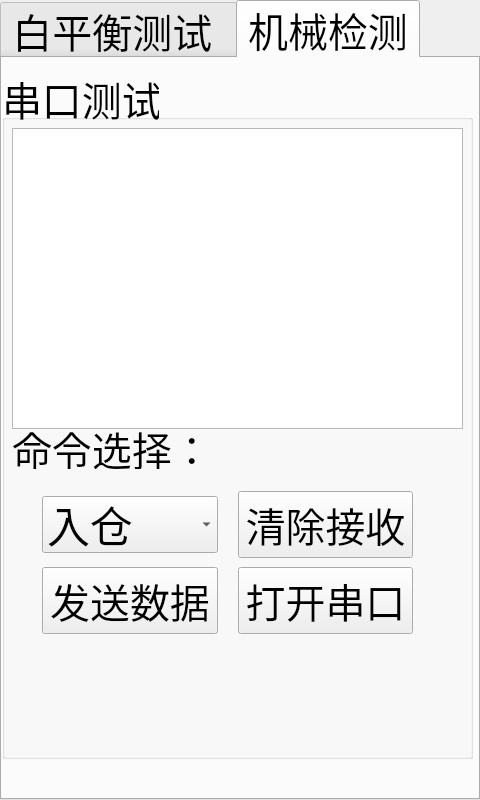
Above: maintancance.ui from jack-love/wc100-English before the change. Below: the same form after it.
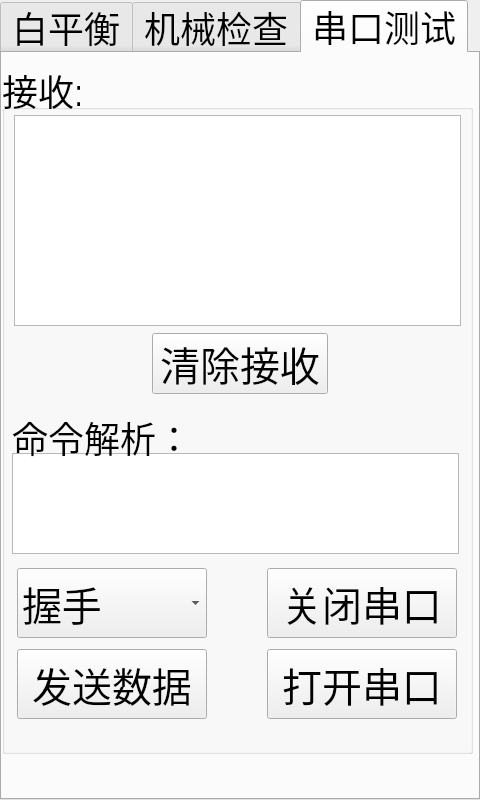
That is the form after the change. Icons and pictures are not drawn.

```diff
--- a/maintancance.ui
+++ b/maintancance.ui
@@ -42,7 +42,7 @@
   </property>
   <property name="font">
    <font>
-    <pointsize>30</pointsize>
+    <pointsize>27</pointsize>
     <weight>50</weight>
     <italic>false</italic>
     <bold>false</bold>
@@ -134,7 +134,7 @@
     <set>Qt::ImhNone</set>
    </property>
    <attribute name="title">
-    <string notr="true">白平衡测试 </string>
+    <string notr="true">白平衡</string>
    </attribute>
    <widget class="QWidget" name="layoutWidget">
     <property name="geometry">
@@ -339,9 +339,70 @@
     </layout>
    </widget>
   </widget>
+  <widget class="QWidget" name="tab">
+   <attribute name="title">
+    <string>机械检查</string>
+   </attribute>
+   <widget class="QLineEdit" name="lineEdit_2">
+    <property name="geometry">
+     <rect>
+      <x>30</x>
+      <y>90</y>
+      <width>411</width>
+      <height>91</height>
+     </rect>
+    </property>
+   </widget>
+   <widget class="QLabel" name="lableCmd_3">
+    <property name="geometry">
+     <rect>
+      <x>30</x>
+      <y>40</y>
+      <width>101</width>
+      <height>48</height>
+     </rect>
+    </property>
+    <property name="text">
+     <string>状态：</string>
+    </property>
+   </widget>
+   <widget class="QWidget" name="">
+    <property name="geometry">
+     <rect>
+      <x>60</x>
+      <y>220</y>
+      <width>331</width>
+      <height>321</height>
+     </rect>
+    </property>
+    <layout class="QVBoxLayout" name="verticalLayout_2">
+     <item>
+      <widget class="QPushButton" name="pushButton">
+       <property name="text">
+        <string>出仓</string>
+       </property>
+      </widget>
+     </item>
+     <item>
+      <widget class="QPushButton" name="pushButton_2">
+       <property name="text">
+        <string>入仓</string>
+       </property>
+      </widget>
+     </item>
+     <item>
+      <widget class="QPushButton" name="pushButton_3">
+       <property name="text">
+        <string>复位</string>
+       </property>
+      </widget>
+     </item>
+    </layout>
+   </widget>
+  </widget>
   <widget class="QWidget" name="mechanicalTesting">
    <attribute name="title">
-    <string>机械检测</string>
+    <string>串口测试</string>
    </attribute>
    <widget class="QGroupBox" name="groupBox">
     <property name="geometry">
@@ -353,59 +414,103 @@
      </rect>
     </property>
     <property name="title">
-     <string>串口测试</string>
+     <string>接收:</string>
     </property>
-    <widget class="QLabel" name="lableCmd">
-     <property name="geometry">
-      <rect>
-       <x>10</x>
-       <y>360</y>
-       <width>191</width>
-       <height>41</height>
-      </rect>
-     </property>
-     <property name="text">
-      <string>命令选择：</string>
-     </property>
-    </widget>
     <widget class="QTextEdit" name="dataShow">
      <property name="geometry">
       <rect>
+       <x>12</x>
+       <y>52</y>
+       <width>447</width>
+       <height>211</height>
+      </rect>
+     </property>
+    </widget>
+    <widget class="QTextEdit" name="dataShow_2">
+     <property name="geometry">
+      <rect>
        <x>10</x>
-       <y>60</y>
+       <y>390</y>
+       <width>447</width>
+       <height>101</height>
+      </rect>
+     </property>
+    </widget>
+    <widget class="QLabel" name="lableCmd_2">
+     <property name="geometry">
+      <rect>
+       <x>10</x>
+       <y>350</y>
+       <width>180</width>
+       <height>48</height>
+      </rect>
+     </property>
+     <property name="text">
+      <string>命令解析：</string>
+     </property>
+    </widget>
+    <widget class="QPushButton" name="clearReceive">
+     <property name="geometry">
+      <rect>
+       <x>150</x>
+       <y>270</y>
+       <width>176</width>
+       <height>61</height>
+      </rect>
+     </property>
+     <property name="maximumSize">
+      <size>
+       <width>190</width>
+       <height>70</height>
+      </size>
+     </property>
+     <property name="font">
+      <font>
+       <pointsize>30</pointsize>
+      </font>
+     </property>
+     <property name="text">
+      <string>清除接收</string>
+     </property>
+    </widget>
+    <widget class="QWidget" name="">
+     <property name="geometry">
+      <rect>
+       <x>10</x>
+       <y>500</y>
        <width>451</width>
-       <height>301</height>
+       <height>161</height>
       </rect>
      </property>
-    </widget>
-    <widget class="QWidget" name="layoutWidget">
-     <property name="geometry">
-      <rect>
-       <x>20</x>
-       <y>420</y>
-       <width>411</width>
-       <height>151</height>
-      </rect>
-     </property>
-     <layout class="QVBoxLayout" name="verticalLayout_2">
-      <item>
+     <layout class="QGridLayout" name="gridLayout">
+      <item row="0" column="0">
        <layout class="QHBoxLayout" name="horizontalLayout_5">
         <property name="spacing">
-         <number>20</number>
-        </property>
-        <property name="leftMargin">
-         <number>20</number>
-        </property>
-        <property name="rightMargin">
-         <number>20</number>
+         <number>60</number>
         </property>
         <item>
          <widget class="QComboBox" name="functionSelection">
+          <property name="maximumSize">
+           <size>
+            <width>190</width>
+            <height>70</height>
+           </size>
+          </property>
           <property name="font">
            <font>
-            <pointsize>32</pointsize>
+            <pointsize>30</pointsize>
            </font>
           </property>
+          <item>
+           <property name="text">
+            <string>握手</string>
+           </property>
+          </item>
+          <item>
+           <property name="text">
+            <string>自检</string>
+           </property>
+          </item>
           <item>
            <property name="text">
             <string>入仓</string>
@@ -424,32 +529,38 @@
          </widget>
         </item>
         <item>
-         <widget class="QPushButton" name="clearReceive">
+         <widget class="QPushButton" name="closeTtty">
+          <property name="maximumSize">
+           <size>
+            <width>190</width>
+            <height>70</height>
+           </size>
+          </property>
           <property name="font">
            <font>
             <pointsize>30</pointsize>
            </font>
           </property>
           <property name="text">
-           <string>清除接收</string>
+           <string>关闭串口</string>
           </property>
          </widget>
         </item>
        </layout>
       </item>
-      <item>
+      <item row="1" column="0">
        <layout class="QHBoxLayout" name="horizontalLayout_6">
         <property name="spacing">
-         <number>20</number>
-        </property>
-        <property name="leftMargin">
-         <number>20</number>
-        </property>
-        <property name="rightMargin">
-         <number>20</number>
+         <number>60</number>
         </property>
         <item>
          <widget class="QPushButton" name="sendData">
+          <property name="maximumSize">
+           <size>
+            <width>190</width>
+            <height>70</height>
+           </size>
+          </property>
           <property name="font">
            <font>
             <pointsize>30</pointsize>
@@ -462,6 +573,12 @@
         </item>
         <item>
          <widget class="QPushButton" name="openTtty">
+          <property name="maximumSize">
+           <size>
+            <width>190</width>
+            <height>70</height>
+           </size>
+          </property>
           <property name="font">
            <font>
             <pointsize>30</pointsize>
```
Left out of the diff: 36 changed lines with no effect on the pictures.
